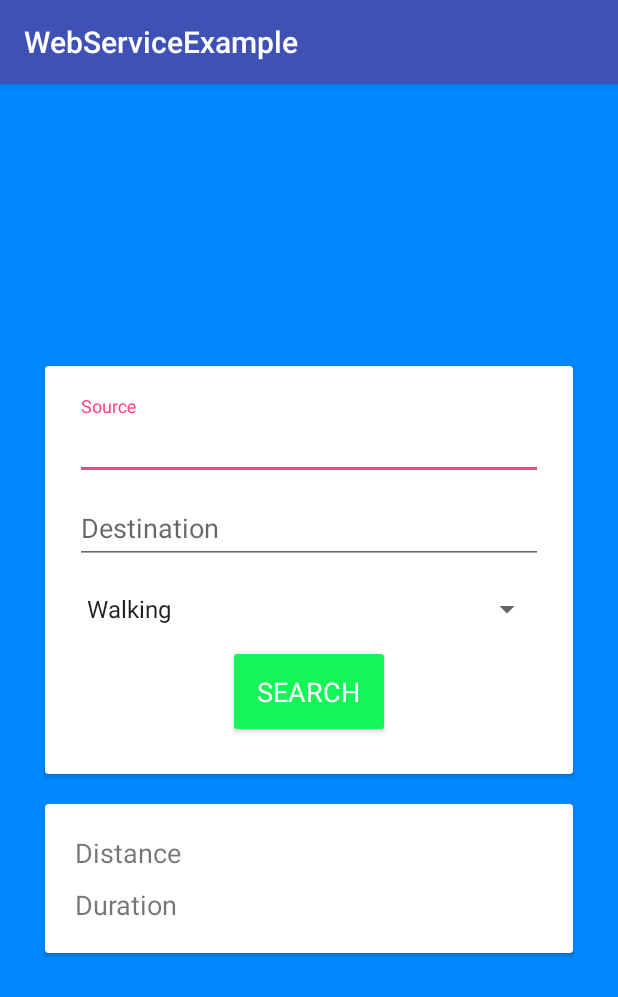
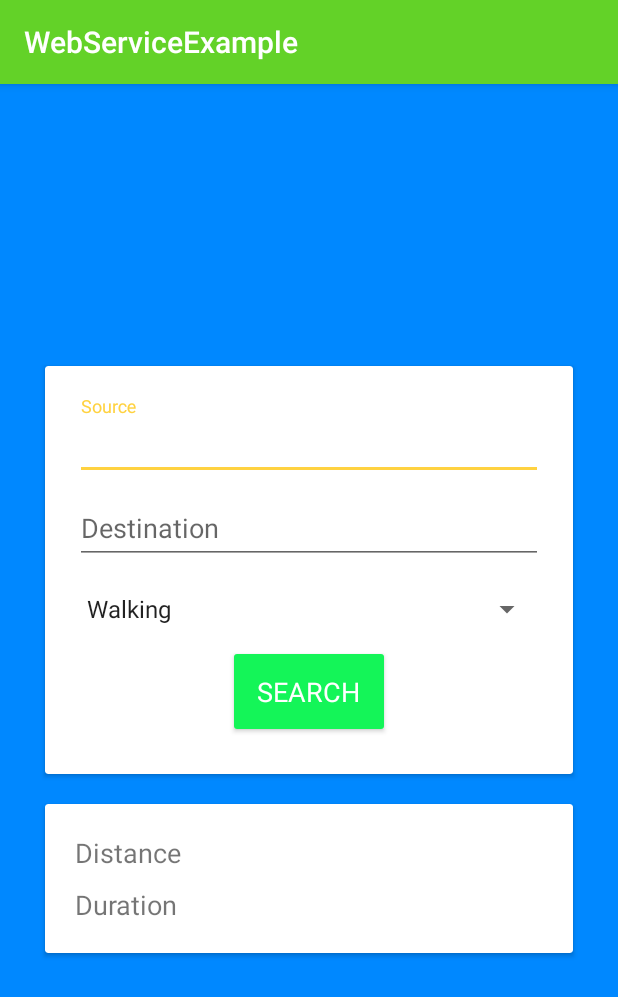
Before and after one commit to ismail-creatvt/WebServiceExample, an Android app: the RouteDistance screen opened directly, with no data from a screen before it, on a phone screen of 412 x 824 dp. Shown: the top 997 px of the screen. Run offline under Robolectric (Android 15) with nearby library versions, the phone set to English and light mode, and no system bars.

Commit message:
added shared view Activity transition in Movie Details

```diff
--- a/app/build.gradle
+++ b/app/build.gradle
@@ -4,7 +4,7 @@ android {
     compileSdkVersion 26
     defaultConfig {
         applicationId "com.creatvt.ismail.webserviceexample"
-        minSdkVersion 17
+        minSdkVersion 21
         targetSdkVersion 26
         versionCode 1
         versionName "1.0"
--- a/app/src/main/java/com/creatvt/ismail/webserviceexample/activity/MovieAdapter.java
+++ b/app/src/main/java/com/creatvt/ismail/webserviceexample/activity/MovieAdapter.java
@@ -63,7 +63,7 @@ public class MovieAdapter extends RecyclerView.Adapter<MovieAdapter.MovieViewHol
             view.setOnClickListener(new View.OnClickListener() {
                 @Override
                 public void onClick(View view) {
-                    listener.onClick(movie);
+                    listener.onClick(movie,view);
                 }
             });
         }
--- a/app/src/main/java/com/creatvt/ismail/webserviceexample/activity/RouteDistance.java
+++ b/app/src/main/java/com/creatvt/ismail/webserviceexample/activity/RouteDistance.java
@@ -64,7 +64,6 @@ public class RouteDistance extends AppCompatActivity implements AdapterView.OnIt
             @Override
             public void onClick(View view) {
 
-                progress.setVisibility(View.VISIBLE);
                 if(TextUtils.isEmpty(txtSource.getText()))
                 {
                     showToast("Enter Source");
@@ -75,6 +74,8 @@ public class RouteDistance extends AppCompatActivity implements AdapterView.OnIt
                     showToast("Enter Destination");
                     return;
                 }
+
+                progress.setVisibility(View.VISIBLE);
 
                 String source = txtSource.getText().toString().trim();
                 String destination = txtDestination.getText().toString().trim();
--- a/app/src/main/java/com/creatvt/ismail/webserviceexample/activity/ViewClickListener.java
+++ b/app/src/main/java/com/creatvt/ismail/webserviceexample/activity/ViewClickListener.java
@@ -1,7 +1,9 @@
 package com.creatvt.ismail.webserviceexample.activity;
+
+import android.view.View;
 
 import com.creatvt.ismail.webserviceexample.data.Movie;
 
 public interface ViewClickListener {
-    public void onClick(Movie view);
+    public void onClick(Movie movie,View view);
 }
--- /dev/null
+++ b/app/src/main/res/drawable/text_input_layout.xml
@@ -0,0 +1,19 @@
+<?xml version="1.0" encoding="utf-8"?>
+<selector xmlns:android="http://schemas.android.com/apk/res/android">
+    <item android:state_focused="true">
+        <shape
+            android:shape="rectangle">
+            <corners
+                android:radius="3dp"/>
+            <stroke android:color="@color/colorPrimary"></stroke>
+        </shape>
+    </item>
+    <item android:state_focused="false">
+        <shape
+            android:shape="rectangle">
+            <corners
+                android:radius="3dp"/>
+            <stroke android:color="@color/colorPrimaryDark"></stroke>
+        </shape>
+    </item>
+</selector>
--- a/app/src/main/res/layout/activity_details.xml
+++ b/app/src/main/res/layout/activity_details.xml
@@ -14,7 +14,8 @@
             android:layout_width="match_parent"
             android:layout_height="wrap_content"
             android:src="@drawable/ic_launcher_background"
-            android:layout_marginBottom="30dp"/>
+            android:layout_marginBottom="30dp"
+            android:transitionName="image"/>
 
         <com.uncopt.android.widget.text.justify.JustifiedTextView
             android:id="@+id/movie_detail_bio"
--- a/app/src/main/res/layout/activity_route_distance.xml
+++ b/app/src/main/res/layout/activity_route_distance.xml
@@ -21,12 +21,14 @@
             <android.support.design.widget.TextInputLayout
                 android:id="@+id/source_field"
                 android:layout_width="match_parent"
-                android:layout_height="wrap_content">
+                android:layout_height="wrap_content"
+                android:background="@drawable/text_input_layout">
+
                 <android.support.design.widget.TextInputEditText
                     android:id="@+id/source_input"
                     android:layout_width="match_parent"
                     android:layout_height="wrap_content"
-                    android:hint="Source"/>
+                    android:hint="Source" />
             </android.support.design.widget.TextInputLayout>
 
             <android.support.design.widget.TextInputLayout
--- a/app/src/main/res/layout/movie_list_item.xml
+++ b/app/src/main/res/layout/movie_list_item.xml
@@ -13,7 +13,8 @@
             android:layout_height="96dp"
             android:layout_marginRight="20dp"
             android:src="@drawable/ic_launcher_background"
-            android:scaleType="centerCrop"/>
+            android:scaleType="centerCrop"
+            android:transitionName="image"/>
 
         <TextView
             android:layout_marginTop="5dp"
--- a/app/src/main/res/values/colors.xml
+++ b/app/src/main/res/values/colors.xml
@@ -1,6 +1,6 @@
 <?xml version="1.0" encoding="utf-8"?>
 <resources>
-    <color name="colorPrimary">#3F51B5</color>
-    <color name="colorPrimaryDark">#303F9F</color>
-    <color name="colorAccent">#FF4081</color>
+    <color name="colorPrimary">#63d228</color>
+    <color name="colorPrimaryDark">#4a7b31</color>
+    <color name="colorAccent">#ffd240</color>
 </resources>
--- a/app/src/main/res/values/styles.xml
+++ b/app/src/main/res/values/styles.xml
@@ -6,6 +6,7 @@
         <item name="colorPrimary">@color/colorPrimary</item>
         <item name="colorPrimaryDark">@color/colorPrimaryDark</item>
         <item name="colorAccent">@color/colorAccent</item>
+        <item name="android:windowActivityTransitions">true</item>
     </style>
 
 </resources>
```
Also changed, not shown: app/src/main/java/com/creatvt/ismail/webserviceexample/activity/DetailsActivity.java (+24 -1 lines), app/src/main/java/com/creatvt/ismail/webserviceexample/activity/MainActivity.java (+8 -4 lines).
